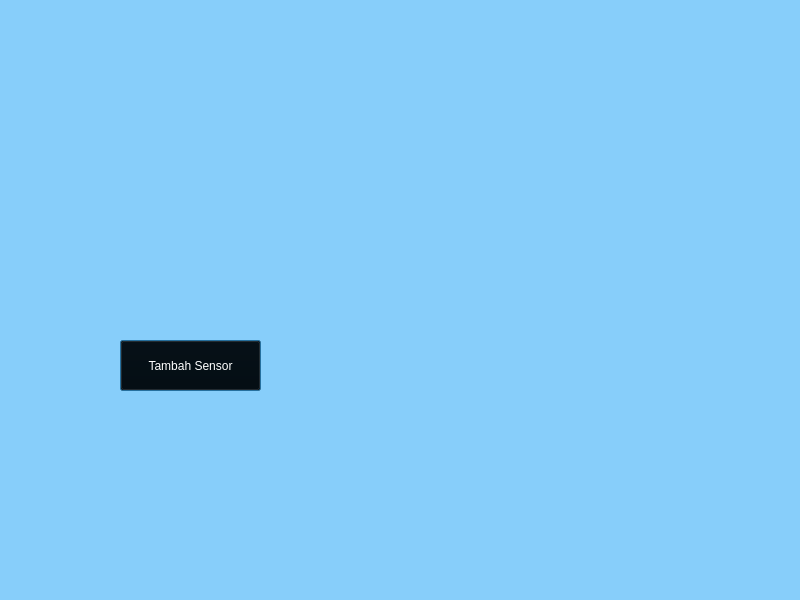
farel-dev68/Project-UAS, file mainwindow.ui: the form before one commit.
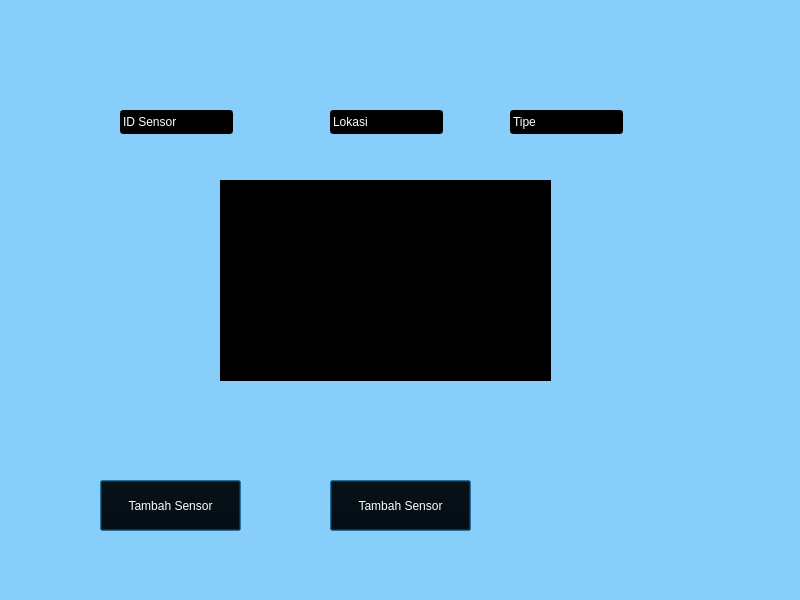
The form after the commit.

Patch:
```diff
--- a/mainwindow.ui
+++ b/mainwindow.ui
@@ -17,45 +17,154 @@
    <string notr="true">background-color: #87CEFA;</string>
   </property>
   <widget class="QWidget" name="centralwidget">
-   <widget class="QPushButton" name="pushButton">
+   <widget class="QPushButton" name="btnAddSensor">
+    <property name="geometry">
+     <rect>
+      <x>100</x>
+      <y>480</y>
+      <width>141</width>
+      <height>51</height>
+     </rect>
+    </property>
+    <property name="font">
+     <font>
+      <italic>false</italic>
+     </font>
+    </property>
+    <property name="autoFillBackground">
+     <bool>false</bool>
+    </property>
+    <property name="styleSheet">
+     <string notr="true">color: white;
+background-color: black;
+</string>
+    </property>
+    <property name="text">
+     <string>Tambah Sensor</string>
+    </property>
+    <property name="iconSize">
+     <size>
+      <width>16</width>
+      <height>16</height>
+     </size>
+    </property>
+    <property name="autoDefault">
+     <bool>false</bool>
+    </property>
+    <property name="default">
+     <bool>true</bool>
+    </property>
+    <property name="flat">
+     <bool>false</bool>
+    </property>
+   </widget>
+   <widget class="QPushButton" name="btnRemoveSensor">
+    <property name="geometry">
+     <rect>
+      <x>330</x>
+      <y>480</y>
+      <width>141</width>
+      <height>51</height>
+     </rect>
+    </property>
+    <property name="font">
+     <font>
+      <italic>false</italic>
+     </font>
+    </property>
+    <property name="autoFillBackground">
+     <bool>false</bool>
+    </property>
+    <property name="styleSheet">
+     <string notr="true">color: white;
+background-color: black;
+</string>
+    </property>
+    <property name="text">
+     <string>Tambah Sensor</string>
+    </property>
+    <property name="iconSize">
+     <size>
+      <width>16</width>
+      <height>16</height>
+     </size>
+    </property>
+    <property name="autoDefault">
+     <bool>false</bool>
+    </property>
+    <property name="default">
+     <bool>true</bool>
+    </property>
+    <property name="flat">
+     <bool>false</bool>
+    </property>
+   </widget>
+   <widget class="QLineEdit" name="lineSensorID">
     <property name="geometry">
      <rect>
       <x>120</x>
-      <y>340</y>
-      <width>141</width>
-      <height>51</height>
+      <y>110</y>
+      <width>113</width>
+      <height>24</height>
      </rect>
     </property>
-    <property name="font">
-     <font>
-      <italic>false</italic>
-     </font>
+    <property name="styleSheet">
+     <string notr="true">color: white;
+background-color: black;
+</string>
     </property>
-    <property name="autoFillBackground">
-     <bool>false</bool>
+    <property name="text">
+     <string>ID Sensor</string>
     </property>
+   </widget>
+   <widget class="QLineEdit" name="lineType">
+    <property name="geometry">
+     <rect>
+      <x>510</x>
+      <y>110</y>
+      <width>113</width>
+      <height>24</height>
+     </rect>
+    </property>
     <property name="styleSheet">
      <string notr="true">color: white;
 background-color: black;
 </string>
     </property>
     <property name="text">
-     <string>Tambah Sensor</string>
+     <string>Tipe</string>
     </property>
-    <property name="iconSize">
-     <size>
-      <width>16</width>
-      <height>16</height>
-     </size>
+   </widget>
+   <widget class="QLineEdit" name="lineLocation">
+    <property name="geometry">
+     <rect>
+      <x>330</x>
+      <y>110</y>
+      <width>113</width>
+      <height>24</height>
+     </rect>
     </property>
-    <property name="autoDefault">
-     <bool>false</bool>
+    <property name="styleSheet">
+     <string notr="true">color: white;
+background-color: black;
+</string>
     </property>
-    <property name="default">
-     <bool>true</bool>
+    <property name="text">
+     <string>Lokasi</string>
     </property>
-    <property name="flat">
-     <bool>false</bool>
+   </widget>
+   <widget class="QTextBrowser" name="textOutput">
+    <property name="geometry">
+     <rect>
+      <x>220</x>
+      <y>180</y>
+      <width>331</width>
+      <height>201</height>
+     </rect>
+    </property>
+    <property name="styleSheet">
+     <string notr="true">color: white;
+background-color: black;</string>
     </property>
    </widget>
   </widget>
```
